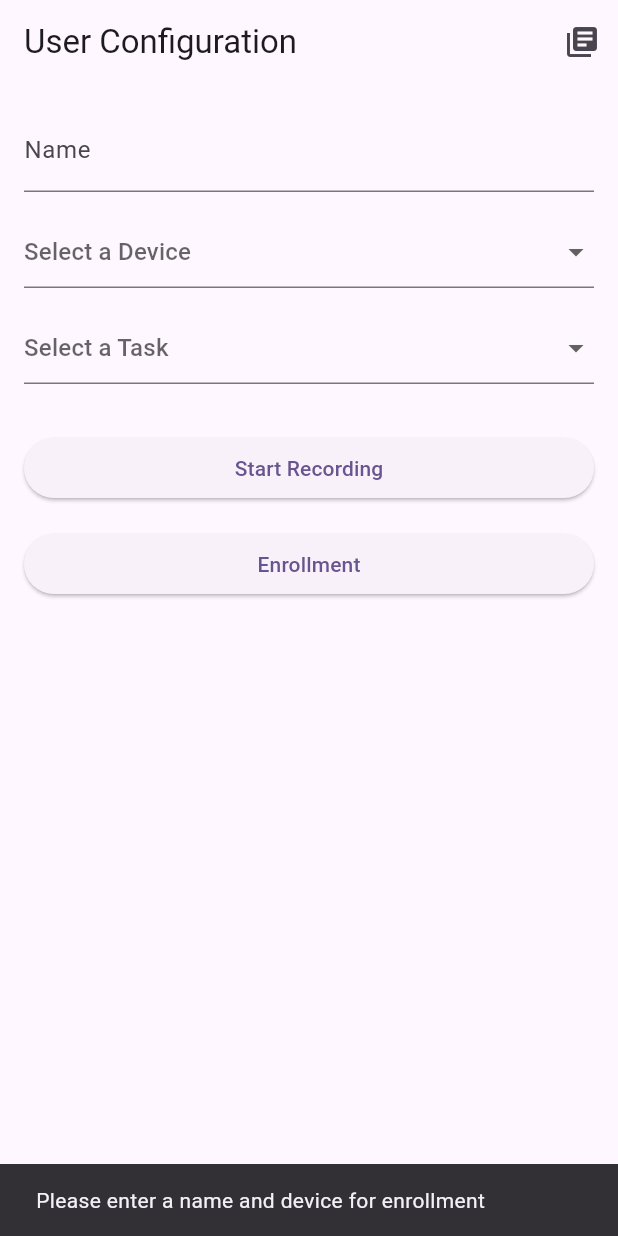
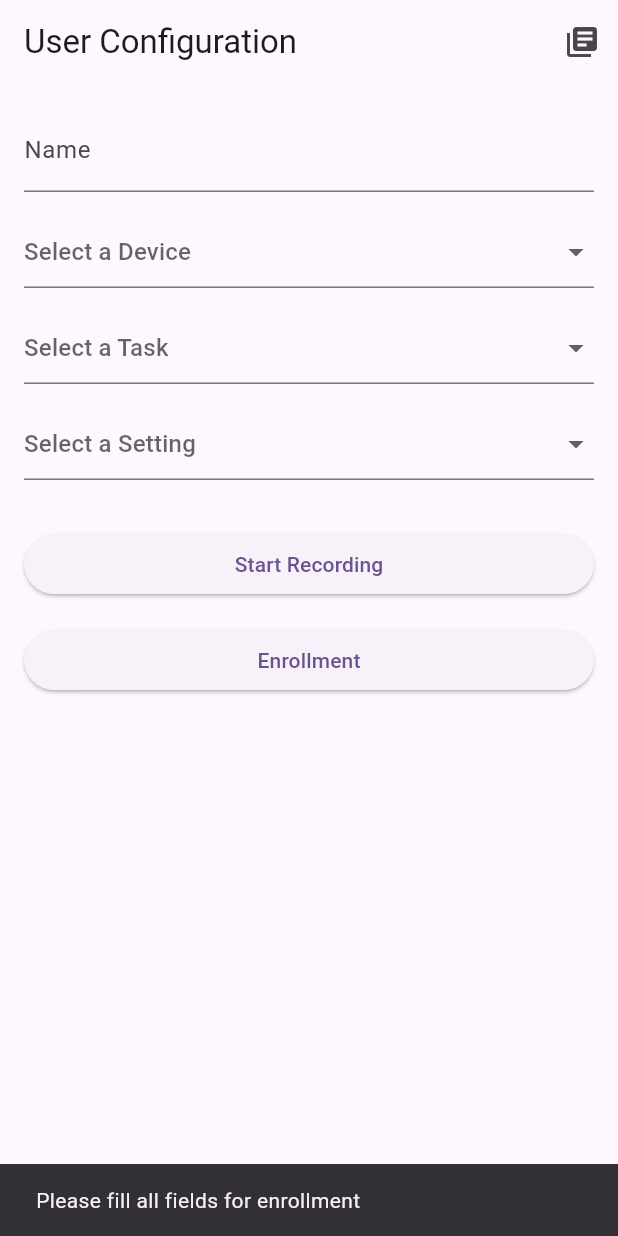
Before and after one commit to miriampalmetshofer/face_recording, a Flutter app: the screen it shows after launch, after a tap on "Enrollment", on a phone screen of 412 x 824 dp. Run offline on Flutter 3.47's test engine with Material 3 defaults, Android fonts, the phone set to English and light mode, and no system bars; our stand-ins replace camera, image_gallery_saver; missing offline and left inert: dart:html.

Commit message:
Add setting selection with filename integration

```diff
--- a/lib/config/app_config.dart
+++ b/lib/config/app_config.dart
@@ -36,4 +36,17 @@ class AppConfig {
     final now = DateTime.now();
     return '${now.year}-${now.month.toString().padLeft(2, '0')}-${now.day.toString().padLeft(2, '0')}_${now.hour.toString().padLeft(2, '0')}-${now.minute.toString().padLeft(2, '0')}-${now.second.toString().padLeft(2, '0')}';
   }
+
+  static String getSettingCode(String setting) {
+    switch (setting) {
+      case 'easy':
+        return 'easy';
+      case 'tricky angle':
+        return 'tricky_angle';
+      case 'tricky lighting':
+        return 'tricky_lighting';
+      default:
+        return setting.replaceAll(' ', '_');
+    }
+  }
 }
--- a/lib/screens/config_screen.dart
+++ b/lib/screens/config_screen.dart
@@ -15,9 +15,11 @@ class _ConfigScreenState extends State<ConfigScreen> {
   final _nameController = TextEditingController();
   String? _selectedDevice;
   String? _selectedTask;
+  String? _selectedSetting;
 
   final _devices = ['Desktop', 'Mobile'];
   final _tasks = ['Task1', 'Task2'];
+  final _settings = ['easy', 'tricky angle', 'tricky lighting'];
 
   @override
   void dispose() {
@@ -87,11 +89,28 @@ class _ConfigScreenState extends State<ConfigScreen> {
                 );
               }).toList(),
             ),
+            const SizedBox(height: 16),
+            DropdownButtonFormField<String>(
+              initialValue: _selectedSetting,
+              hint: const Text('Select a Setting'),
+              onChanged: (String? newValue) {
+                setState(() {
+                  _selectedSetting = newValue;
+                });
+              },
+              items: _settings.map<DropdownMenuItem<String>>((String value) {
+                return DropdownMenuItem<String>(
+                  value: value,
+                  child: Text(value),
+                );
+              }).toList(),
+            ),
             const SizedBox(height: 32),
             ElevatedButton(
               onPressed: () {
                 if (_selectedTask != null &&
                     _selectedDevice != null &&
+                    _selectedSetting != null &&
                     _nameController.text.isNotEmpty) {
                   Navigator.of(context).push(
                     MaterialPageRoute(
@@ -99,6 +118,7 @@ class _ConfigScreenState extends State<ConfigScreen> {
                         name: _nameController.text,
                         device: _selectedDevice!,
                         task: _selectedTask!,
+                        setting: _selectedSetting!,
                       ),
                     ),
                   );
@@ -113,19 +133,22 @@ class _ConfigScreenState extends State<ConfigScreen> {
             const SizedBox(height: 16),
             ElevatedButton(
               onPressed: () {
-                if (_nameController.text.isNotEmpty) {
+                if (_nameController.text.isNotEmpty &&
+                    _selectedDevice != null &&
+                    _selectedSetting != null) {
                   Navigator.of(context).push(
                     MaterialPageRoute(
                       builder: (context) => EnrollmentScreen(
                         name: _nameController.text,
                         device: _selectedDevice!,
+                        setting: _selectedSetting!,
                       ),
                     ),
                   );
                 } else {
                   ScaffoldMessenger.of(context).showSnackBar(
                     const SnackBar(
-                      content: Text('Please enter a name and device for enrollment'),
+                      content: Text('Please fill all fields for enrollment'),
                     ),
                   );
                 }
--- a/lib/screens/enrollment_screen.dart
+++ b/lib/screens/enrollment_screen.dart
@@ -11,8 +11,14 @@ import 'package:facerecording/widgets/clock_overlay.dart';
 class EnrollmentScreen extends StatefulWidget {
   final String name;
   final String device;
+  final String setting;
 
-  const EnrollmentScreen({super.key, required this.name, required this.device});
+  const EnrollmentScreen({
+    super.key,
+    required this.name,
+    required this.device,
+    required this.setting,
+  });
 
   @override
   _EnrollmentScreenState createState() => _EnrollmentScreenState();
@@ -58,13 +64,14 @@ class _EnrollmentScreenState extends State<EnrollmentScreen> {
       final formattedDate = AppConfig.getFormattedDateTime();
       final lowercaseName = widget.name.toLowerCase();
       final direction = _isClockwise ? 'cw' : 'ccw';
+      final settingCode = AppConfig.getSettingCode(widget.setting);
 
       if (kIsWeb) {
-        downloadVideoWeb(videoFile, '${lowercaseName}_enrollment_$direction', formattedDate);
+        downloadVideoWeb(videoFile, '${lowercaseName}_enrollment_${settingCode}_$direction', formattedDate);
       } else {
         final directory = await getApplicationDocumentsDirectory();
         final path =
-            '${directory.path}/${lowercaseName}_enrollment_${direction}_$formattedDate.mp4';
+            '${directory.path}/${lowercaseName}_enrollment_${settingCode}_${direction}_$formattedDate.mp4';
         await videoFile.saveTo(path);
       }
       _showEnrollmentCompleteAlert();
--- a/lib/screens/recording_screen.dart
+++ b/lib/screens/recording_screen.dart
@@ -12,12 +12,14 @@ class RecordingScreen extends StatefulWidget {
   final String task;
   final String device;
   final String name;
+  final String setting;
 
   const RecordingScreen({
     super.key,
     required this.task,
     required this.name,
     required this.device,
+    required this.setting,
   });
 
   @override
@@ -79,15 +81,16 @@ class _RecordingScreenState extends State<RecordingScreen> {
 
     final formattedDate = AppConfig.getFormattedDateTime();
     final lowercaseName = widget.name.toLowerCase();
+    final settingCode = AppConfig.getSettingCode(widget.setting);
 
     if (kIsWeb) {
-      downloadVideoWeb(file, lowercaseName, formattedDate);
+      downloadVideoWeb(file, '${lowercaseName}_$settingCode', formattedDate);
       ScaffoldMessenger.of(
         context,
       ).showSnackBar(const SnackBar(content: Text('Video downloaded.')));
     } else {
       final directory = await getApplicationDocumentsDirectory();
-      final path = '${directory.path}/${lowercaseName}_$formattedDate.mp4';
+      final path = '${directory.path}/${lowercaseName}_${settingCode}_$formattedDate.mp4';
       await file.saveTo(path);
 
       ScaffoldMessenger.of(
```
